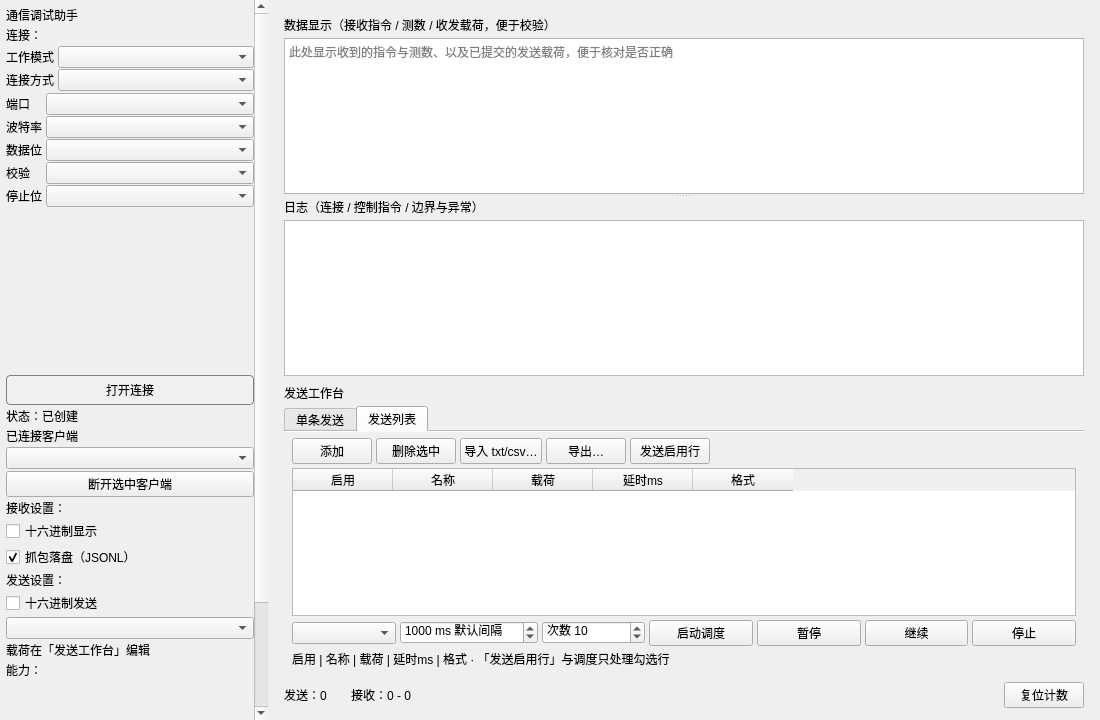
Before: the Qt Designer form CommunicationAssistant/ui/MainWindow.ui in ge10yue12-netizen/CommHandler, drawn with Qt 5.
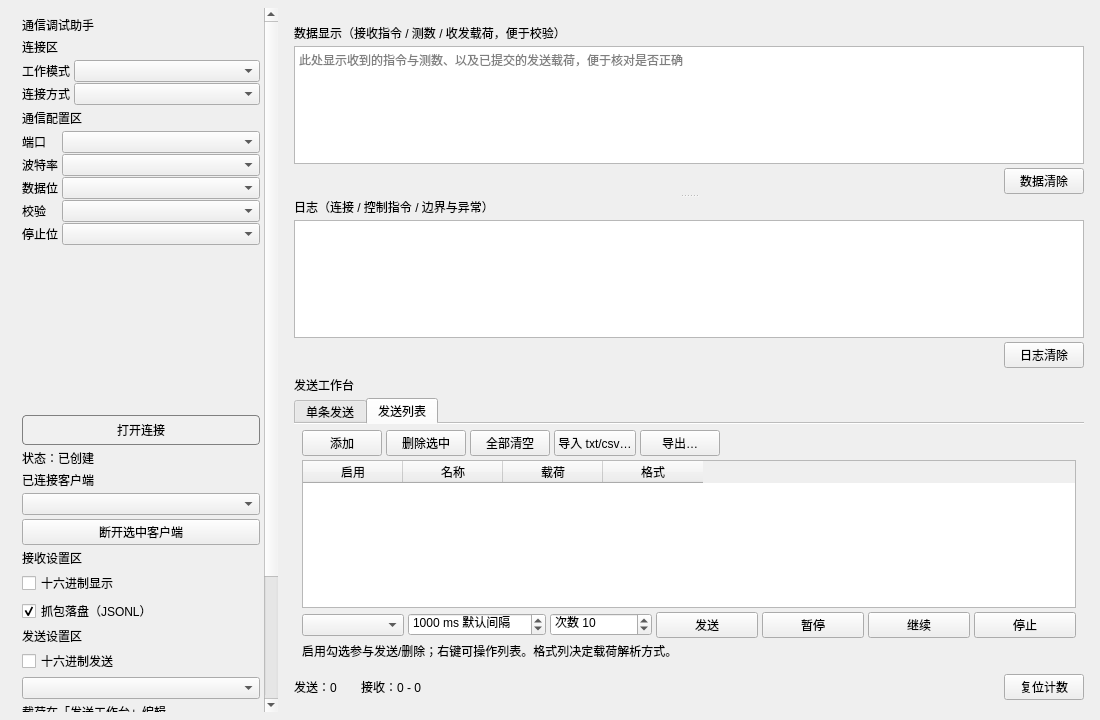
After: the same form once the commit is applied. The open tabs and pages were chosen to show the change.

Commit message: Ship CA waveform send, merge schedule loop modes, and unify workbench button styles.

The edit to the form file:
```diff
--- a/CommunicationAssistant/ui/MainWindow.ui
+++ b/CommunicationAssistant/ui/MainWindow.ui
@@ -25,16 +25,16 @@
      <number>0</number>
     </property>
     <property name="leftMargin">
-     <number>0</number>
+     <number>10</number>
     </property>
     <property name="topMargin">
-     <number>0</number>
+     <number>8</number>
     </property>
     <property name="rightMargin">
      <number>0</number>
     </property>
     <property name="bottomMargin">
-     <number>0</number>
+     <number>8</number>
     </property>
     <item>
      <widget class="QScrollArea" name="sideScroll">
@@ -76,19 +76,19 @@
        </property>
        <layout class="QVBoxLayout" name="sideLay">
         <property name="spacing">
-         <number>2</number>
+         <number>4</number>
         </property>
         <property name="leftMargin">
-         <number>6</number>
+         <number>12</number>
         </property>
         <property name="topMargin">
-         <number>6</number>
+         <number>8</number>
         </property>
         <property name="rightMargin">
-         <number>6</number>
+         <number>10</number>
         </property>
         <property name="bottomMargin">
-         <number>6</number>
+         <number>8</number>
         </property>
         <item>
          <widget class="QLabel" name="appTitle">
@@ -100,7 +100,7 @@
         <item>
          <widget class="QLabel" name="secConnect">
           <property name="text">
-           <string>连接：</string>
+           <string>连接区</string>
           </property>
          </widget>
         </item>
@@ -209,6 +209,13 @@
           </item>
          </layout>
         </item>
+        <item>
+         <widget class="QLabel" name="secConfig">
+          <property name="text">
+           <string>通信配置区</string>
+          </property>
+         </widget>
+        </item>
         <item>
          <widget class="QStackedWidget" name="paramStack">
           <property name="sizePolicy">
@@ -856,7 +863,7 @@
         <item>
          <widget class="QLabel" name="secReceive">
           <property name="text">
-           <string>接收设置：</string>
+           <string>接收设置区</string>
           </property>
          </widget>
         </item>
@@ -886,7 +893,7 @@
         <item>
          <widget class="QLabel" name="secSend">
           <property name="text">
-           <string>发送设置：</string>
+           <string>发送设置区</string>
           </property>
          </widget>
         </item>
@@ -919,7 +926,7 @@
         <item>
          <widget class="QLabel" name="lblLegacyCap">
           <property name="text">
-           <string>能力：</string>
+           <string>能力说明区</string>
           </property>
          </widget>
         </item>
@@ -942,13 +949,13 @@
           </property>
          </widget>
         </item>
-        <item>
+         <item>
          <spacer name="sideStretch">
           <property name="orientation">
            <enum>Qt::Vertical</enum>
           </property>
           <property name="sizeType">
-           <enum>QSizePolicy::Minimum</enum>
+           <enum>QSizePolicy::Expanding</enum>
           </property>
           <property name="sizeHint" stdset="0">
            <size>
@@ -958,20 +965,6 @@
           </property>
          </spacer>
         </item>
-        <item>
-         <widget class="QLabel" name="secOther">
-          <property name="text">
-           <string>其他：</string>
-          </property>
-         </widget>
-        </item>
-        <item>
-         <widget class="QPushButton" name="btnClear">
-          <property name="text">
-           <string>清空数据/日志</string>
-          </property>
-         </widget>
-        </item>
        </layout>
       </widget>
      </widget>
@@ -1014,7 +1007,7 @@
          <bool>false</bool>
         </property>
         <widget class="QWidget" name="dataPane">
-         <layout class="QVBoxLayout" name="dataLay" stretch="0,1">
+         <layout class="QVBoxLayout" name="dataLay" stretch="0,1,0">
           <property name="spacing">
            <number>4</number>
           </property>
@@ -1047,10 +1040,34 @@
             </property>
            </widget>
           </item>
+          <item>
+           <layout class="QHBoxLayout" name="dataClearRow">
+            <item>
+             <spacer name="dataClearStretch">
+              <property name="orientation">
+               <enum>Qt::Horizontal</enum>
+              </property>
+              <property name="sizeHint" stdset="0">
+               <size>
+                <width>40</width>
+                <height>20</height>
+               </size>
+              </property>
+             </spacer>
+            </item>
+            <item>
+             <widget class="QPushButton" name="btnClearData">
+              <property name="text">
+               <string>数据清除</string>
+              </property>
+             </widget>
+            </item>
+           </layout>
+          </item>
          </layout>
         </widget>
         <widget class="QWidget" name="logPane">
-         <layout class="QVBoxLayout" name="logLay" stretch="0,1">
+         <layout class="QVBoxLayout" name="logLay" stretch="0,1,0">
           <property name="spacing">
            <number>4</number>
           </property>
@@ -1080,6 +1097,30 @@
             </property>
            </widget>
           </item>
+          <item>
+           <layout class="QHBoxLayout" name="logClearRow">
+            <item>
+             <spacer name="logClearStretch">
+              <property name="orientation">
+               <enum>Qt::Horizontal</enum>
+              </property>
+              <property name="sizeHint" stdset="0">
+               <size>
+                <width>40</width>
+                <height>20</height>
+               </size>
+              </property>
+             </spacer>
+            </item>
+            <item>
+             <widget class="QPushButton" name="btnClearLog">
+              <property name="text">
+               <string>日志清除</string>
+              </property>
+             </widget>
+            </item>
+           </layout>
+          </item>
          </layout>
         </widget>
        </widget>
@@ -1219,6 +1260,13 @@
                 </property>
                </widget>
               </item>
+              <item>
+               <widget class="QPushButton" name="btnListClearAll">
+                <property name="text">
+                 <string>全部清空</string>
+                </property>
+               </widget>
+              </item>
               <item>
                <widget class="QPushButton" name="btnListImport">
                 <property name="text">
@@ -1233,13 +1281,6 @@
                 </property>
                </widget>
               </item>
-              <item>
-               <widget class="QPushButton" name="btnListSendSelected">
-                <property name="text">
-                 <string>发送启用行</string>
-                </property>
-               </widget>
-              </item>
               <item>
                <spacer name="toolStretch">
                 <property name="orientation">
@@ -1270,13 +1311,13 @@
                </size>
               </property>
               <property name="selectionMode">
-               <enum>QAbstractItemView::ExtendedSelection</enum>
+               <enum>QAbstractItemView::NoSelection</enum>
               </property>
               <property name="selectionBehavior">
                <enum>QAbstractItemView::SelectRows</enum>
               </property>
               <property name="columnCount">
-               <number>5</number>
+               <number>4</number>
               </property>
               <column>
                <property name="text">
@@ -1293,11 +1334,6 @@
                 <string>载荷</string>
                </property>
               </column>
-              <column>
-               <property name="text">
-                <string>延时ms</string>
-               </property>
-              </column>
               <column>
                <property name="text">
                 <string>格式</string>
@@ -1342,7 +1378,7 @@
               <item>
                <widget class="QPushButton" name="btnSchedStart">
                 <property name="text">
-                 <string>启动调度</string>
+                 <string>发送</string>
                 </property>
                </widget>
               </item>
@@ -1372,10 +1408,10 @@
             <item>
              <widget class="QLabel" name="listHint">
               <property name="text">
-               <string>启用 | 名称 | 载荷 | 延时ms | 格式 · 「发送启用行」与调度只处理勾选行</string>
+               <string>启用勾选参与发送/删除；右键可操作列表。格式列决定载荷解析方式。</string>
               </property>
               <property name="wordWrap">
-               <bool>false</bool>
+               <bool>true</bool>
               </property>
              </widget>
             </item>
```
The commit also changes 44 other files.
